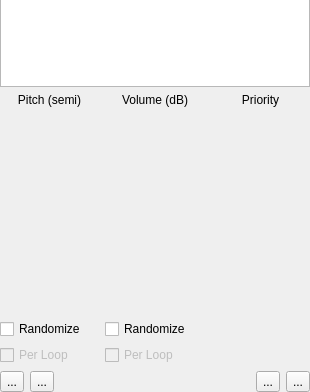
Before: the Qt Designer form DesignerTool/src/WidgetAudioState.ui in GameOverture/HarmonyEngine, drawn with Qt 5; both pictures show x 0 to 310 and y 182 to 574 of the 310 by 574 pixel window.
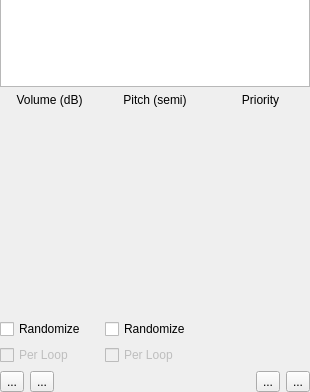
After: the same form once the commit is applied. Icons and pictures are not drawn. Custom widgets are drawn as their Qt base class.

Commit message: Undo commands are now shared if generic enough. Widget specific commands have been renamed to have Widget rather than item in the class name

```diff
--- a/DesignerTool/src/WidgetAudioState.ui
+++ b/DesignerTool/src/WidgetAudioState.ui
@@ -218,59 +218,6 @@
    </item>
    <item>
     <layout class="QHBoxLayout" name="horizontalLayout_6">
-     <item>
-      <layout class="QVBoxLayout" name="verticalLayout_3">
-       <item>
-        <widget class="QLabel" name="label_3">
-         <property name="text">
-          <string>Pitch (semi)</string>
-         </property>
-         <property name="alignment">
-          <set>Qt::AlignCenter</set>
-         </property>
-        </widget>
-       </item>
-       <item>
-        <widget class="WidgetRangedSlider" name="widget_3" native="true">
-         <property name="sizePolicy">
-          <sizepolicy hsizetype="Preferred" vsizetype="Expanding">
-           <horstretch>0</horstretch>
-           <verstretch>0</verstretch>
-          </sizepolicy>
-         </property>
-         <property name="minimumSize">
-          <size>
-           <width>0</width>
-           <height>200</height>
-          </size>
-         </property>
-         <property name="maximumSize">
-          <size>
-           <width>16777215</width>
-           <height>200</height>
-          </size>
-         </property>
-        </widget>
-       </item>
-       <item>
-        <widget class="QCheckBox" name="checkBox_3">
-         <property name="text">
-          <string>Randomize</string>
-         </property>
-        </widget>
-       </item>
-       <item>
-        <widget class="QCheckBox" name="checkBox_4">
-         <property name="enabled">
-          <bool>false</bool>
-         </property>
-         <property name="text">
-          <string>Per Loop</string>
-         </property>
-        </widget>
-       </item>
-      </layout>
-     </item>
      <item>
       <layout class="QVBoxLayout" name="verticalLayout_2">
        <item>
@@ -324,6 +271,59 @@
        </item>
       </layout>
      </item>
+     <item>
+      <layout class="QVBoxLayout" name="verticalLayout_3">
+       <item>
+        <widget class="QLabel" name="label_3">
+         <property name="text">
+          <string>Pitch (semi)</string>
+         </property>
+         <property name="alignment">
+          <set>Qt::AlignCenter</set>
+         </property>
+        </widget>
+       </item>
+       <item>
+        <widget class="WidgetRangedSlider" name="widget_3" native="true">
+         <property name="sizePolicy">
+          <sizepolicy hsizetype="Preferred" vsizetype="Expanding">
+           <horstretch>0</horstretch>
+           <verstretch>0</verstretch>
+          </sizepolicy>
+         </property>
+         <property name="minimumSize">
+          <size>
+           <width>0</width>
+           <height>200</height>
+          </size>
+         </property>
+         <property name="maximumSize">
+          <size>
+           <width>16777215</width>
+           <height>200</height>
+          </size>
+         </property>
+        </widget>
+       </item>
+       <item>
+        <widget class="QCheckBox" name="checkBox_3">
+         <property name="text">
+          <string>Randomize</string>
+         </property>
+        </widget>
+       </item>
+       <item>
+        <widget class="QCheckBox" name="checkBox_4">
+         <property name="enabled">
+          <bool>false</bool>
+         </property>
+         <property name="text">
+          <string>Per Loop</string>
+         </property>
+        </widget>
+       </item>
+      </layout>
+     </item>
      <item>
       <layout class="QVBoxLayout" name="verticalLayout_4">
        <item>
```
Left out of the diff: 2 changed lines with no effect on the pictures. The commit also changes 25 other files.
